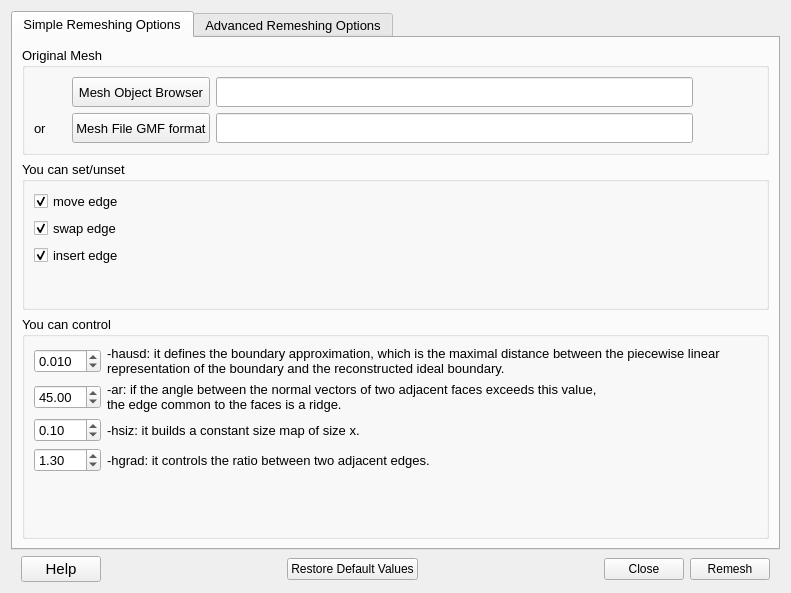
Qt form MyPlugDialog.ui (SalomePlatform/mmgplugin) before a commit.
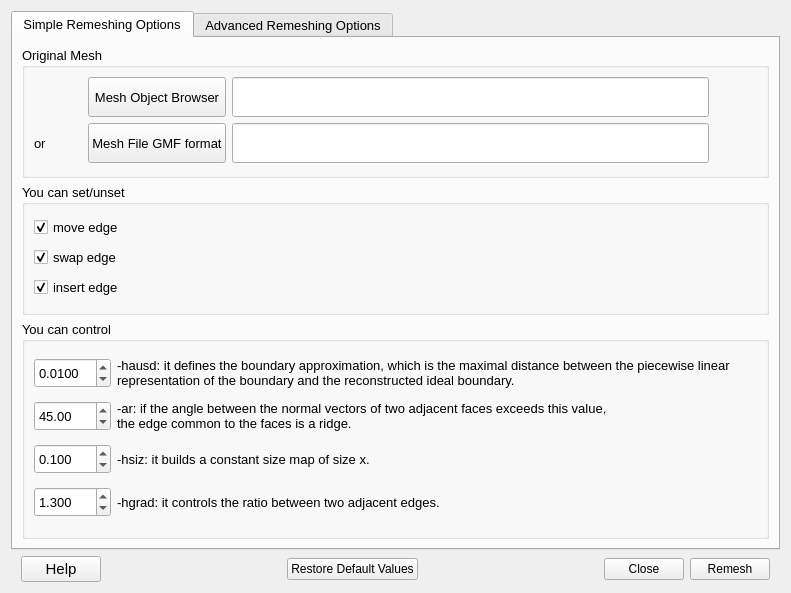
The same form after that commit.

The edit to the form file:
```diff
--- a/MyPlugDialog.ui
+++ b/MyPlugDialog.ui
@@ -64,7 +64,7 @@
       <attribute name="title">
        <string>Simple Remeshing Options</string>
       </attribute>
-      <layout class="QGridLayout" name="gridLayout" rowstretch="1,2,3" columnstretch="25">
+      <layout class="QGridLayout" name="gridLayout" rowstretch="3,3,5" columnstretch="25">
        <property name="sizeConstraint">
         <enum>QLayout::SetNoConstraint</enum>
        </property>
@@ -88,15 +88,116 @@
          <property name="checkable">
           <bool>false</bool>
          </property>
-         <layout class="QGridLayout" name="gridLayout_3" rowstretch="1,0,0,0,0" columnstretch="1,10,1">
+         <layout class="QGridLayout" name="gridLayout_3" rowstretch="0,0,0,0" columnstretch="3,10,1">
           <property name="sizeConstraint">
            <enum>QLayout::SetNoConstraint</enum>
           </property>
           <property name="rightMargin">
            <number>9</number>
           </property>
+          <item row="2" column="0">
+           <widget class="QDoubleSpinBox" name="SP_HSize">
+            <property name="minimumSize">
+             <size>
+              <width>0</width>
+              <height>30</height>
+             </size>
+            </property>
+            <property name="decimals">
+             <number>3</number>
+            </property>
+            <property name="minimum">
+             <double>0.010000000000000</double>
+            </property>
+            <property name="maximum">
+             <double>100.000000000000000</double>
+            </property>
+            <property name="singleStep">
+             <double>0.100000000000000</double>
+            </property>
+            <property name="stepType">
+             <enum>QAbstractSpinBox::AdaptiveDecimalStepType</enum>
+            </property>
+            <property name="value">
+             <double>0.100000000000000</double>
+            </property>
+           </widget>
+          </item>
+          <item row="0" column="0">
+           <widget class="QDoubleSpinBox" name="SP_Geomapp">
+            <property name="minimumSize">
+             <size>
+              <width>0</width>
+              <height>30</height>
+             </size>
+            </property>
+            <property name="decimals">
+             <number>4</number>
+            </property>
+            <property name="minimum">
+             <double>0.000000000000000</double>
+            </property>
+            <property name="singleStep">
+             <double>0.010000000000000</double>
+            </property>
+            <property name="stepType">
+             <enum>QAbstractSpinBox::AdaptiveDecimalStepType</enum>
+            </property>
+            <property name="value">
+             <double>0.010000000000000</double>
+            </property>
+           </widget>
+          </item>
+          <item row="1" column="2">
+           <spacer name="horizontalSpacer_7">
+            <property name="orientation">
+             <enum>Qt::Horizontal</enum>
+            </property>
+            <property name="sizeHint" stdset="0">
+             <size>
+              <width>40</width>
+              <height>20</height>
+             </size>
+            </property>
+           </spacer>
+          </item>
+          <item row="3" column="2">
+           <spacer name="horizontalSpacer_10">
+            <property name="orientation">
+             <enum>Qt::Horizontal</enum>
+            </property>
+            <property name="sizeHint" stdset="0">
+             <size>
+              <width>40</width>
+              <height>20</height>
+             </size>
+            </property>
+           </spacer>
+          </item>
+          <item row="2" column="2">
+           <spacer name="horizontalSpacer_9">
+            <property name="orientation">
+             <enum>Qt::Horizontal</enum>
+            </property>
+            <property name="sizeHint" stdset="0">
+             <size>
+              <width>40</width>
+              <height>20</height>
+             </size>
+            </property>
+           </spacer>
+          </item>
           <item row="3" column="0">
            <widget class="QDoubleSpinBox" name="SP_Gradation">
+            <property name="minimumSize">
+             <size>
+              <width>0</width>
+              <height>30</height>
+             </size>
+            </property>
+            <property name="decimals">
+             <number>3</number>
+            </property>
             <property name="singleStep">
              <double>0.010000000000000</double>
             </property>
@@ -105,19 +206,6 @@
             </property>
            </widget>
           </item>
-          <item row="4" column="1">
-           <spacer name="verticalSpacer_2">
-            <property name="orientation">
-             <enum>Qt::Vertical</enum>
-            </property>
-            <property name="sizeHint" stdset="0">
-             <size>
-              <width>20</width>
-              <height>40</height>
-             </size>
-            </property>
-           </spacer>
-          </item>
           <item row="2" column="1">
            <widget class="QLabel" name="label_10">
             <property name="toolTip">
@@ -131,93 +219,6 @@
             </property>
            </widget>
           </item>
-          <item row="3" column="2">
-           <spacer name="horizontalSpacer_10">
-            <property name="orientation">
-             <enum>Qt::Horizontal</enum>
-            </property>
-            <property name="sizeHint" stdset="0">
-             <size>
-              <width>40</width>
-              <height>20</height>
-             </size>
-            </property>
-           </spacer>
-          </item>
-          <item row="1" column="0">
-           <widget class="QDoubleSpinBox" name="SP_Ridge">
-            <property name="maximum">
-             <double>90.000000000000000</double>
-            </property>
-            <property name="value">
-             <double>45.000000000000000</double>
-            </property>
-           </widget>
-          </item>
-          <item row="0" column="2">
-           <spacer name="horizontalSpacer_8">
-            <property name="orientation">
-             <enum>Qt::Horizontal</enum>
-            </property>
-            <property name="sizeHint" stdset="0">
-             <size>
-              <width>40</width>
-              <height>20</height>
-             </size>
-            </property>
-           </spacer>
-          </item>
-          <item row="1" column="2">
-           <spacer name="horizontalSpacer_7">
-            <property name="orientation">
-             <enum>Qt::Horizontal</enum>
-            </property>
-            <property name="sizeHint" stdset="0">
-             <size>
-              <width>40</width>
-              <height>20</height>
-             </size>
-            </property>
-           </spacer>
-          </item>
-          <item row="0" column="0">
-           <widget class="QDoubleSpinBox" name="SP_Geomapp">
-            <property name="decimals">
-             <number>3</number>
-            </property>
-            <property name="minimum">
-             <double>0.000000000000000</double>
-            </property>
-            <property name="singleStep">
-             <double>0.010000000000000</double>
-            </property>
-            <property name="stepType">
-             <enum>QAbstractSpinBox::AdaptiveDecimalStepType</enum>
-            </property>
-            <property name="value">
-             <double>0.010000000000000</double>
-            </property>
-           </widget>
-          </item>
-          <item row="2" column="0">
-           <widget class="QDoubleSpinBox" name="SP_HSize">
-            <property name="minimum">
-             <double>0.010000000000000</double>
-            </property>
-            <property name="maximum">
-             <double>100.000000000000000</double>
-            </property>
-            <property name="singleStep">
-             <double>0.100000000000000</double>
-            </property>
-            <property name="stepType">
-             <enum>QAbstractSpinBox::AdaptiveDecimalStepType</enum>
-            </property>
-            <property name="value">
-             <double>0.100000000000000</double>
-            </property>
-           </widget>
-          </item>
           <item row="1" column="1">
            <widget class="QLabel" name="label_7">
             <property name="toolTip">
@@ -232,8 +233,8 @@
             </property>
            </widget>
           </item>
-          <item row="2" column="2">
-           <spacer name="horizontalSpacer_9">
+          <item row="0" column="2">
+           <spacer name="horizontalSpacer_8">
             <property name="orientation">
              <enum>Qt::Horizontal</enum>
             </property>
@@ -245,19 +246,14 @@
             </property>
            </spacer>
           </item>
-          <item row="3" column="1">
-           <widget class="QLabel" name="label_12">
-            <property name="toolTip">
-             <string>With a gradation of h, two adjacent edges e1 and e2 must respect that : 1/h &lt;= e1/e2 &lt;= h.
-By default, the gradation value is of 1.3</string>
-            </property>
-            <property name="text">
-             <string>-hgrad: it controls the ratio between two adjacent edges. </string>
-            </property>
-           </widget>
-          </item>
           <item row="0" column="1">
            <widget class="QLabel" name="label_6">
+            <property name="sizePolicy">
+             <sizepolicy hsizetype="Preferred" vsizetype="Preferred">
+              <horstretch>0</horstretch>
+              <verstretch>0</verstretch>
+             </sizepolicy>
+            </property>
             <property name="toolTip">
              <string>This value defines a the Hausdorf distance.
 A low Hausdorff parameter leads to refine the high curvature areas.</string>
@@ -268,6 +264,33 @@
             </property>
            </widget>
           </item>
+          <item row="3" column="1">
+           <widget class="QLabel" name="label_12">
+            <property name="toolTip">
+             <string>With a gradation of h, two adjacent edges e1 and e2 must respect that : 1/h &lt;= e1/e2 &lt;= h.
+By default, the gradation value is of 1.3</string>
+            </property>
+            <property name="text">
+             <string>-hgrad: it controls the ratio between two adjacent edges. </string>
+            </property>
+           </widget>
+          </item>
+          <item row="1" column="0">
+           <widget class="QDoubleSpinBox" name="SP_Ridge">
+            <property name="minimumSize">
+             <size>
+              <width>0</width>
+              <height>30</height>
+             </size>
+            </property>
+            <property name="maximum">
+             <double>90.000000000000000</double>
+            </property>
+            <property name="value">
+             <double>45.000000000000000</double>
+            </property>
+           </widget>
+          </item>
          </layout>
         </widget>
        </item>
@@ -282,10 +305,23 @@
          <property name="title">
           <string>You can set/unset</string>
          </property>
-         <layout class="QGridLayout" name="gridLayout_4" columnstretch="10,5">
+         <layout class="QGridLayout" name="gridLayout_4" columnstretch="10,0">
           <property name="sizeConstraint">
            <enum>QLayout::SetNoConstraint</enum>
           </property>
+          <item row="0" column="1">
+           <spacer name="horizontalSpacer_2">
+            <property name="orientation">
+             <enum>Qt::Horizontal</enum>
+            </property>
+            <property name="sizeHint" stdset="0">
+             <size>
+              <width>40</width>
+              <height>20</height>
+             </size>
+            </property>
+           </spacer>
+          </item>
           <item row="2" column="0">
            <widget class="QCheckBox" name="CB_InsertEdge">
             <property name="toolTip">
@@ -299,6 +335,32 @@
             </property>
            </widget>
           </item>
+          <item row="2" column="1">
+           <spacer name="horizontalSpacer_5">
+            <property name="orientation">
+             <enum>Qt::Horizontal</enum>
+            </property>
+            <property name="sizeHint" stdset="0">
+             <size>
+              <width>40</width>
+              <height>20</height>
+             </size>
+            </property>
+           </spacer>
+          </item>
+          <item row="1" column="1">
+           <spacer name="horizontalSpacer_3">
+            <property name="orientation">
+             <enum>Qt::Horizontal</enum>
+            </property>
+            <property name="sizeHint" stdset="0">
+             <size>
+              <width>40</width>
+              <height>20</height>
+             </size>
+            </property>
+           </spacer>
+          </item>
           <item row="0" column="0">
            <widget class="QCheckBox" name="CB_MoveEdge">
             <property name="font">
@@ -318,32 +380,6 @@
             </property>
            </widget>
           </item>
-          <item row="1" column="1">
-           <spacer name="horizontalSpacer_3">
-            <property name="orientation">
-             <enum>Qt::Horizontal</enum>
-            </property>
-            <property name="sizeHint" stdset="0">
-             <size>
-              <width>40</width>
-              <height>20</height>
-             </size>
-            </property>
-           </spacer>
-          </item>
-          <item row="3" column="0">
-           <spacer name="verticalSpacer_5">
-            <property name="orientation">
-             <enum>Qt::Vertical</enum>
-            </property>
-            <property name="sizeHint" stdset="0">
-             <size>
-              <width>20</width>
-              <height>40</height>
-             </size>
-            </property>
-           </spacer>
-          </item>
           <item row="1" column="0">
            <widget class="QCheckBox" name="CB_SwapEdge">
             <property name="toolTip">
@@ -357,32 +393,6 @@
             </property>
            </widget>
           </item>
-          <item row="0" column="1">
-           <spacer name="horizontalSpacer_2">
-            <property name="orientation">
-             <enum>Qt::Horizontal</enum>
-            </property>
-            <property name="sizeHint" stdset="0">
-             <size>
-              <width>40</width>
-              <height>20</height>
-             </size>
-            </property>
-           </spacer>
-          </item>
-          <item row="2" column="1">
-           <spacer name="horizontalSpacer_5">
-            <property name="orientation">
-             <enum>Qt::Horizontal</enum>
-            </property>
-            <property name="sizeHint" stdset="0">
-             <size>
-              <width>40</width>
-              <height>20</height>
-             </size>
-            </property>
-           </spacer>
-          </item>
          </layout>
         </widget>
        </item>
@@ -417,7 +427,7 @@
          <property name="title">
           <string>Original Mesh</string>
          </property>
-         <layout class="QGridLayout" name="gridLayout_2" rowstretch="1,1,1" columnstretch="1,1,15,2">
+         <layout class="QGridLayout" name="gridLayout_2" rowstretch="0,0,0" columnstretch="1,2,10,1">
           <property name="sizeConstraint">
            <enum>QLayout::SetDefaultConstraint</enum>
           </property>
@@ -427,31 +437,12 @@
           <property name="verticalSpacing">
            <number>6</number>
           </property>
-          <item row="0" column="3">
-           <spacer name="horizontalSpacer_6">
-            <property name="orientation">
-             <enum>Qt::Horizontal</enum>
-            </property>
-            <property name="sizeHint" stdset="0">
-             <size>
-              <width>40</width>
-              <height>20</height>
-             </size>
-            </property>
-           </spacer>
-          </item>
-          <item row="1" column="1">
-           <widget class="QPushButton" name="PB_MeshFile">
-            <property name="sizePolicy">
-             <sizepolicy hsizetype="Minimum" vsizetype="Fixed">
-              <horstretch>1</horstretch>
-              <verstretch>0</verstretch>
-             </sizepolicy>
-            </property>
+          <item row="0" column="2">
+           <widget class="QLineEdit" name="LE_MeshSmesh">
             <property name="minimumSize">
              <size>
               <width>0</width>
-              <height>30</height>
+              <height>40</height>
              </size>
             </property>
             <property name="font">
@@ -459,15 +450,6 @@
               <pointsize>10</pointsize>
              </font>
             </property>
-            <property name="text">
-             <string>Mesh File GMF format</string>
-            </property>
-            <property name="iconSize">
-             <size>
-              <width>18</width>
-              <height>18</height>
-             </size>
-            </property>
            </widget>
           </item>
           <item row="1" column="3">
@@ -483,19 +465,6 @@
             </property>
            </spacer>
           </item>
-          <item row="1" column="0">
-           <widget class="QLabel" name="label_8">
-            <property name="sizePolicy">
-             <sizepolicy hsizetype="Expanding" vsizetype="Preferred">
-              <horstretch>0</horstretch>
-              <verstretch>0</verstretch>
-             </sizepolicy>
-            </property>
-            <property name="text">
-             <string>or</string>
-            </property>
-           </widget>
-          </item>
           <item row="1" column="2">
            <widget class="QLineEdit" name="LE_MeshFile">
             <property name="sizePolicy">
@@ -507,7 +476,7 @@
             <property name="minimumSize">
              <size>
               <width>0</width>
-              <height>30</height>
+              <height>40</height>
              </size>
             </property>
             <property name="font">
@@ -517,6 +486,49 @@
             </property>
            </widget>
           </item>
+          <item row="1" column="1">
+           <widget class="QPushButton" name="PB_MeshFile">
+            <property name="sizePolicy">
+             <sizepolicy hsizetype="Minimum" vsizetype="Fixed">
+              <horstretch>1</horstretch>
+              <verstretch>0</verstretch>
+             </sizepolicy>
+            </property>
+            <property name="minimumSize">
+             <size>
+              <width>0</width>
+              <height>40</height>
+             </size>
+            </property>
+            <property name="font">
+             <font>
+              <pointsize>10</pointsize>
+             </font>
+            </property>
+            <property name="text">
+             <string>Mesh File GMF format</string>
+            </property>
+            <property name="iconSize">
+             <size>
+              <width>18</width>
+              <height>18</height>
+             </size>
+            </property>
+           </widget>
+          </item>
+          <item row="0" column="3">
+           <spacer name="horizontalSpacer_6">
+            <property name="orientation">
+             <enum>Qt::Horizontal</enum>
+            </property>
+            <property name="sizeHint" stdset="0">
+             <size>
+              <width>40</width>
+              <height>20</height>
+             </size>
+            </property>
+           </spacer>
+          </item>
           <item row="0" column="1">
            <widget class="QPushButton" name="PB_MeshSmesh">
             <property name="sizePolicy">
@@ -528,7 +540,7 @@
             <property name="minimumSize">
              <size>
               <width>0</width>
-              <height>30</height>
+              <height>40</height>
              </size>
             </property>
             <property name="text">
@@ -545,18 +557,16 @@
             </property>
            </widget>
           </item>
-          <item row="0" column="2">
-           <widget class="QLineEdit" name="LE_MeshSmesh">
-            <property name="minimumSize">
-             <size>
-              <width>0</width>
-              <height>30</height>
-             </size>
+          <item row="1" column="0">
+           <widget class="QLabel" name="label_8">
+            <property name="sizePolicy">
+             <sizepolicy hsizetype="Expanding" vsizetype="Preferred">
+              <horstretch>0</horstretch>
+              <verstretch>0</verstretch>
+             </sizepolicy>
             </property>
-            <property name="font">
-             <font>
-              <pointsize>10</pointsize>
-             </font>
+            <property name="text">
+             <string>or</string>
             </property>
            </widget>
           </item>
```
Left out of the diff: 39 changed lines with no effect on the pictures.
